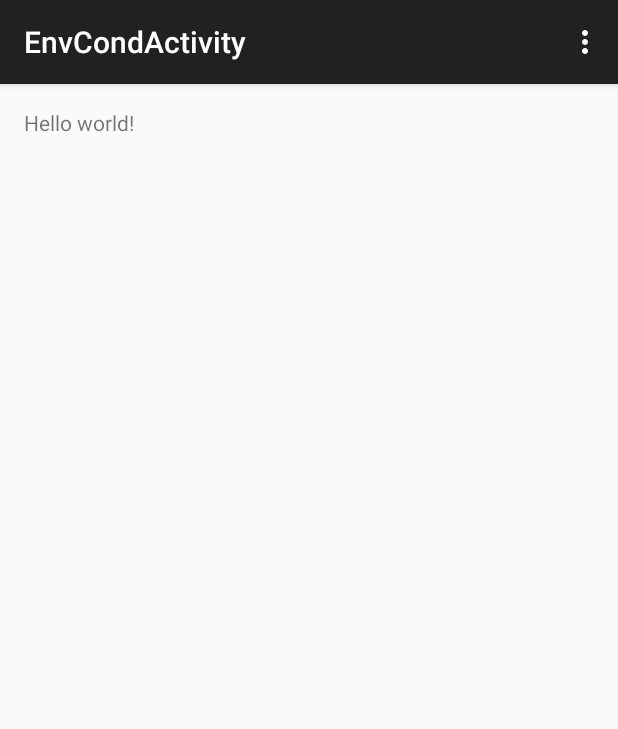
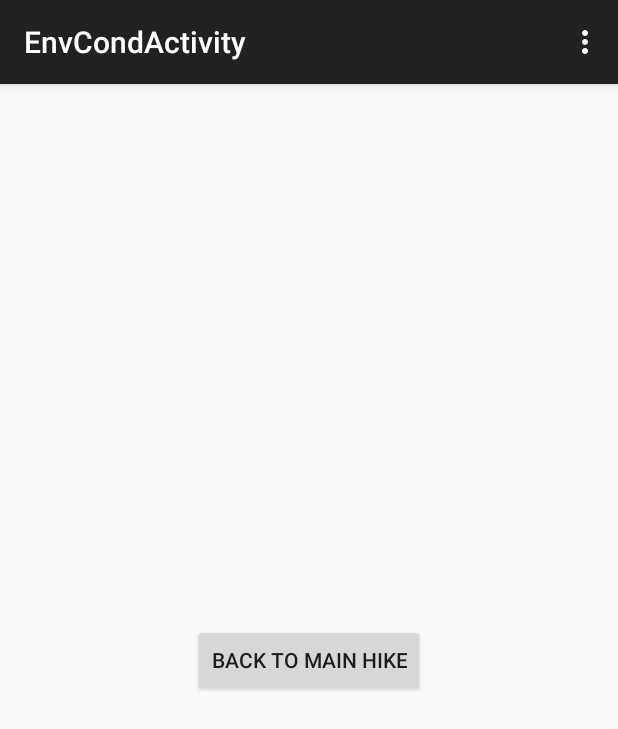
Before and after one commit to foxtrotzulu94/DotHike, an Android app: the EnvCondActivity screen opened directly, with no data from a screen before it, on a phone screen of 412 x 824 dp. Shown: the top 729 px of the screen. Run offline under Robolectric (Android 15) with nearby library versions, the phone set to English and light mode, and no system bars.

Commit message:
All activities are connected

```diff
--- a/app/src/main/AndroidManifest.xml
+++ b/app/src/main/AndroidManifest.xml
@@ -50,7 +50,8 @@
         </activity>
         <activity
             android:name=".EnvCondActivity"
-            android:label="@string/title_activity_env_cond" >
+            android:label="@string/title_activity_env_cond"
+            android:noHistory="true">
         </activity>
     </application>
 
--- a/app/src/main/java/me/dotteam/dotprod/EnvCondActivity.java
+++ b/app/src/main/java/me/dotteam/dotprod/EnvCondActivity.java
@@ -1,16 +1,28 @@
 package me.dotteam.dotprod;
 
+import android.content.Intent;
 import android.support.v7.app.AppCompatActivity;
 import android.os.Bundle;
 import android.view.Menu;
 import android.view.MenuItem;
+import android.view.View;
+import android.widget.Button;
 
 public class EnvCondActivity extends AppCompatActivity {
-
+    private Button buttonBackToMainHike;
     @Override
     protected void onCreate(Bundle savedInstanceState) {
         super.onCreate(savedInstanceState);
         setContentView(R.layout.activity_env_cond);
+        buttonBackToMainHike = (Button) findViewById(R.id.buttonBack);
+
+        buttonBackToMainHike.setOnClickListener(new View.OnClickListener() {
+            @Override
+            public void onClick(View v) {
+                Intent intentMainHike = new Intent(EnvCondActivity.this, MainHikeActivity.class);
+                startActivity(intentMainHike);
+            }
+        });
     }
 
     @Override
--- a/app/src/main/res/layout/activity_env_cond.xml
+++ b/app/src/main/res/layout/activity_env_cond.xml
@@ -6,7 +6,11 @@
     android:paddingBottom="@dimen/activity_vertical_margin"
     tools:context="me.dotteam.dotprod.EnvCondActivity">
 
-    <TextView android:text="@string/hello_world" android:layout_width="wrap_content"
-        android:layout_height="wrap_content" />
-
+    <Button
+        android:layout_width="wrap_content"
+        android:layout_height="wrap_content"
+        android:text="@string/buttonTextBackToMainHike"
+        android:id="@+id/buttonBack"
+        android:layout_centerVertical="true"
+        android:layout_centerHorizontal="true" />
 </RelativeLayout>
--- a/app/src/main/res/values/strings.xml
+++ b/app/src/main/res/values/strings.xml
@@ -11,4 +11,5 @@
     <string name="hello_world">Hello world!</string>
     <string name="buttonTextResultsDone">Done</string>
     <string name="title_activity_env_cond">EnvCondActivity</string>
+    <string name="buttonTextBackToMainHike">Back to Main Hike</string>
 </resources>
```
